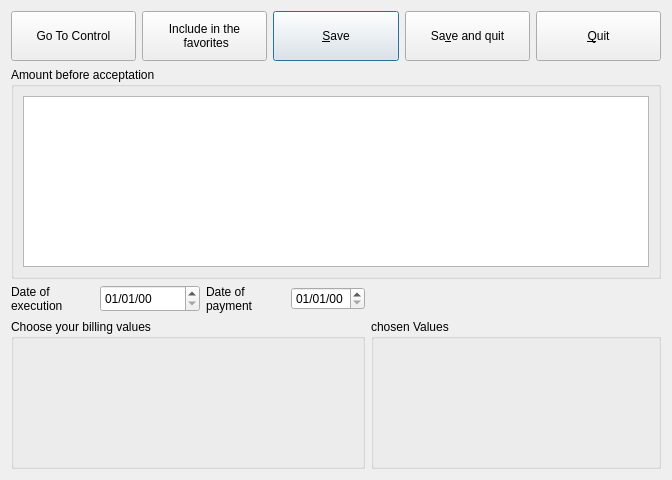
Old version of the form plugins/accountplugin/receipts/receiptviewer.ui in the repository FreeHealth/freehealth.
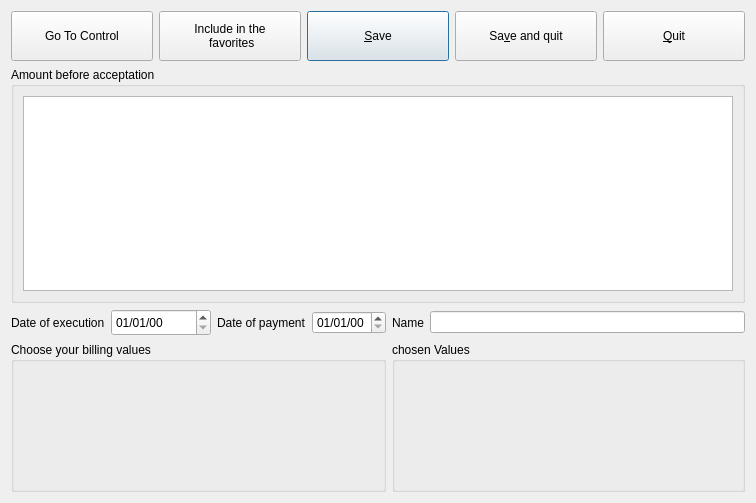
New version of the form.

```diff
--- a/plugins/accountplugin/receipts/receiptviewer.ui
+++ b/plugins/accountplugin/receipts/receiptviewer.ui
@@ -6,8 +6,8 @@
    <rect>
     <x>0</x>
     <y>0</y>
-    <width>672</width>
-    <height>480</height>
+    <width>756</width>
+    <height>503</height>
    </rect>
   </property>
   <property name="minimumSize">
@@ -182,6 +182,23 @@
        </item>
       </layout>
      </item>
+     <item row="2" column="1">
+      <layout class="QHBoxLayout" name="horizontalLayout_3">
+       <item>
+        <widget class="QLabel" name="nameLabel">
+         <property name="text">
+          <string>Name</string>
+         </property>
+         <property name="wordWrap">
+          <bool>true</bool>
+         </property>
+        </widget>
+       </item>
+       <item>
+        <widget class="QLineEdit" name="nameEdit"/>
+       </item>
+      </layout>
+     </item>
      <item row="3" column="0">
       <widget class="QGroupBox" name="actionsBox">
        <property name="minimumSize">
```
